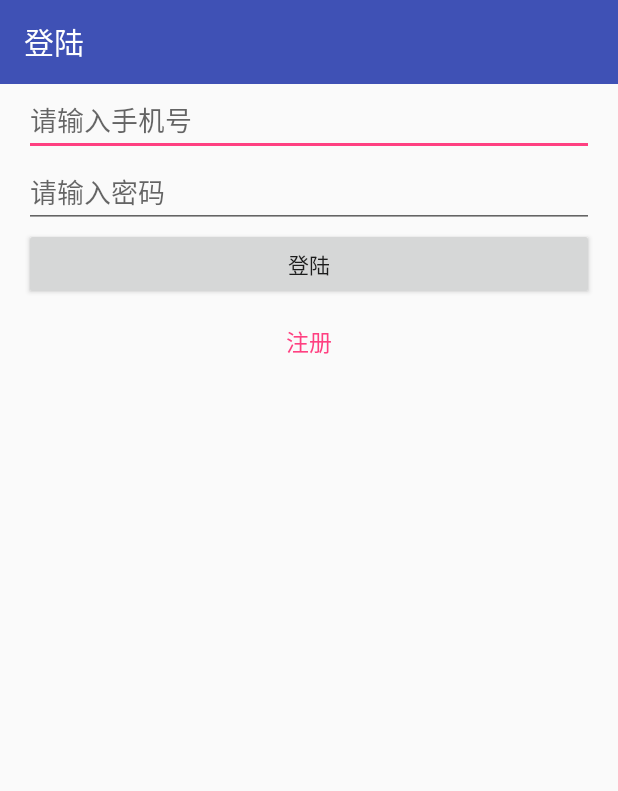
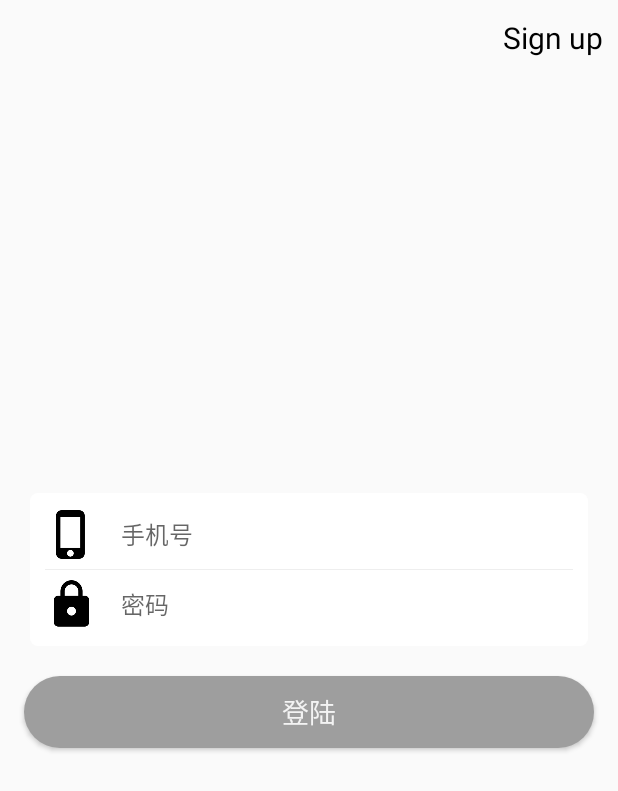
Before and after one commit to byx2000/PowerSignIn, an Android app: the screen it shows after launch (LoginActivity), on a phone screen of 412 x 824 dp. Shown: the top 791 px of the screen. Run offline under Robolectric (Android 15) with nearby library versions, the phone set to English and light mode, and no system bars; libraries missing offline, so code that uses them is left out: cn.bmob.v3; pictures from the network do not load; 1 statement that could not run was skipped.

Commit message:
update login activity UI

```diff
--- a/app/src/main/java/com/example/powersignin/LoginActivity.java
+++ b/app/src/main/java/com/example/powersignin/LoginActivity.java
@@ -39,7 +39,7 @@ public class LoginActivity extends BaseActivity implements View.OnClickListener
     @Override
     protected void initViews()
     {
-        mToolbar = (Toolbar)findViewById(R.id.toolbar_login_activity);
+        //mToolbar = (Toolbar)findViewById(R.id.toolbar_login_activity);
         mUsernameEditText = (EditText)findViewById(R.id.edit_username);
         mPasswordEditText = (EditText)findViewById(R.id.edit_password);
         mLoginButton = (Button)findViewById(R.id.btn_login);
@@ -56,8 +56,8 @@ public class LoginActivity extends BaseActivity implements View.OnClickListener
     @Override
     protected void initData()
     {
-        setSupportActionBar(mToolbar);
-        setToolbarTitle("登陆");
+        //setSupportActionBar(mToolbar);
+        //setToolbarTitle("登陆");
     }
 
     @Override
--- /dev/null
+++ b/app/src/main/res/drawable/button_normal.xml
@@ -0,0 +1,26 @@
+<layer-list xmlns:android="http://schemas.android.com/apk/res/android">
+
+    <item>
+        <shape android:shape="rectangle">
+
+            <solid
+                    android:color="#9e9e9e"/>
+
+            <corners android:radius="50dip"/>
+
+        </shape>
+    </item>
+
+    <item>
+        <shape android:shape="rectangle">
+
+            <corners android:radius="50dip"/>
+<!--
+            <stroke
+                    android:width="1dip"
+                    android:color="#ffffff" />
+-->
+        </shape>
+    </item>
+
+</layer-list>
--- /dev/null
+++ b/app/src/main/res/drawable/radius_bg.xml
@@ -0,0 +1,5 @@
+<shape xmlns:android="http://schemas.android.com/apk/res/android" >
+    <corners android:radius="5dip"/>
+    <solid android:color="#ffffff"/>
+
+</shape>
--- a/app/src/main/res/layout/activity_login.xml
+++ b/app/src/main/res/layout/activity_login.xml
@@ -1,11 +1,11 @@
 <?xml version="1.0" encoding="utf-8"?>
-<LinearLayout
+<RelativeLayout
         xmlns:android="http://schemas.android.com/apk/res/android"
         android:layout_width="match_parent"
         android:layout_height="match_parent"
         xmlns:app="http://schemas.android.com/apk/res-auto"
         android:orientation="vertical">
-
+<!--
     <android.support.v7.widget.Toolbar
             android:id="@+id/toolbar_login_activity"
             android:layout_width="match_parent"
@@ -14,36 +14,148 @@
             android:theme="@style/ThemeOverlay.AppCompat.Dark.ActionBar"
             app:popupTheme="@style/ThemeOverlay.AppCompat.Light"
             app:layout_scrollFlags="scroll|enterAlways|snap" />
+      -->
+<!--
+    <LinearLayout
+            android:layout_width="match_parent"
+            android:layout_height="wrap_content"
+            android:layout_margin="20dip"
+            android:padding="10dip"
+            android:background="@drawable/radius_bg"
+            android:orientation="vertical">
 
         <EditText
                 android:layout_width="match_parent"
                 android:layout_height="wrap_content"
-            android:inputType="textPersonName"
-            android:ems="10"
+                android:inputType="text"
                 android:id="@+id/edit_username"
-            android:hint="请输入手机号"
-            android:layout_marginLeft="16dp"
-            android:layout_marginRight="16dp"/>
+                android:hint="手机号"
+                android:background="#00000000"/>
+
+        <View
+                android:layout_width="match_parent"
+                android:layout_height="1px"
+                android:layout_marginBottom="5dip"
+                android:layout_marginTop="5dip"
+                android:background="#eeeeee" />
 
         <EditText
                 android:layout_width="match_parent"
                 android:layout_height="wrap_content"
                 android:inputType="textPassword"
-            android:ems="10"
                 android:id="@+id/edit_password"
-            android:hint="请输入密码"
-            android:layout_marginLeft="16dp"
-            android:layout_marginRight="16dp"/>
+                android:hint="密码"
+                android:background="#00000000"/>
+
+    </LinearLayout>
+-->
+
+    <RelativeLayout xmlns:android="http://schemas.android.com/apk/res/android"
+                    android:id="@+id/title"
+                    android:layout_width="match_parent"
+                    android:layout_height="50dip"
+                    android:gravity="center_vertical"
+                    android:padding="10dip" >
+
+        <TextView
+                android:id="@+id/text_signup"
+                android:layout_width="wrap_content"
+                android:layout_height="wrap_content"
+                android:textColor="#000000"
+                android:layout_alignParentRight="true"
+                android:layout_centerVertical="true"
+                android:textSize="20sp"
+                android:text="Sign up"
+        />
+    </RelativeLayout>
+
+    <RelativeLayout
+            android:layout_width="match_parent"
+            android:layout_height="wrap_content"
+            android:layout_centerInParent="true">
+
+        <LinearLayout
+                android:id="@+id/input"
+                android:layout_width="match_parent"
+                android:layout_height="wrap_content"
+                android:layout_margin="20dip"
+                android:background="@drawable/radius_bg"
+                android:orientation="vertical"
+                android:padding="10dip">
+
+            <LinearLayout
+                    android:id="@+id/input_layout_name"
+                    android:layout_width="match_parent"
+                    android:layout_height="wrap_content"
+                    android:gravity="center_vertical"
+                    android:orientation="horizontal" >
+
+                <ImageView
+                        android:layout_width="35dip"
+                        android:layout_height="35dip"
+                        android:src="@drawable/phone"/>
+
+                <EditText
+                        android:id="@+id/edit_username"
+                        android:layout_width="match_parent"
+                        android:layout_height="wrap_content"
+                        android:inputType="phone"
+                        android:layout_marginLeft="10dip"
+                        android:background="#00000000"
+                        android:hint="手机号"
+                        android:padding="5dip"
+                        android:textSize="16sp"/>
+            </LinearLayout>
+
+            <View
+                    android:layout_width="match_parent"
+                    android:layout_height="1px"
+                    android:layout_marginBottom="5dip"
+                    android:layout_marginTop="5dip"
+                    android:background="#eeeeee" />
+
+            <LinearLayout
+                    android:id="@+id/input_layout_psw"
+                    android:layout_width="match_parent"
+                    android:layout_height="wrap_content"
+                    android:gravity="center_vertical"
+                    android:orientation="horizontal" >
+
+                <ImageView
+                        android:layout_width="35dip"
+                        android:layout_height="35dip"
+                        android:src="@drawable/password"/>
+
+                <EditText
+                        android:id="@+id/edit_password"
+                        android:layout_width="match_parent"
+                        android:layout_height="wrap_content"
+                        android:layout_marginLeft="10dip"
+                        android:background="#00000000"
+                        android:hint="密码"
+                        android:inputType="textPassword"
+                        android:padding="5dip"
+                        android:textSize="16sp"
+                        android:layout_below="@+id/input_layout"/>
+
+            </LinearLayout>
+        </LinearLayout>
 
         <Button
+                android:layout_below="@id/input"
                 android:id="@+id/btn_login"
                 android:layout_width="match_parent"
                 android:layout_height="wrap_content"
                 android:text="登陆"
+                style="@style/CustomButton"
                 android:layout_marginLeft="16dp"
                 android:layout_marginRight="16dp"
                 android:layout_marginBottom="16dp"/>
 
+    </RelativeLayout>
+
+
+<!--
     <TextView
             android:id="@+id/text_signup"
             android:layout_width="wrap_content"
@@ -53,5 +165,5 @@
             android:layout_gravity="center"
             android:text="注册"
             android:textColor="@color/colorAccent"/>
-
-</LinearLayout>
+-->
+</RelativeLayout>
--- a/app/src/main/res/values/colors.xml
+++ b/app/src/main/res/values/colors.xml
@@ -3,4 +3,6 @@
     <color name="colorPrimary">#3F51B5</color>
     <color name="colorPrimaryDark">#303F9F</color>
     <color name="colorAccent">#FF4081</color>
+
+    <color name="colorBackground">#7adfb8</color>
 </resources>
--- a/app/src/main/res/values/styles.xml
+++ b/app/src/main/res/values/styles.xml
@@ -14,4 +14,20 @@
     <style name="AppTheme.AppBarOverlay" parent="ThemeOverlay.AppCompat.Dark.ActionBar"/>
     <style name="AppTheme.PopupOverlay" parent="ThemeOverlay.AppCompat.Light"/>
 
+    <!-- 自定义按钮样式 -->
+    <style name="CustomButton" parent="android:style/Widget.Holo.Button">
+        <item name="android:background">@drawable/button_normal</item>
+        <item name="android:layout_marginLeft">20dp</item>
+        <item name="android:layout_marginRight">20dp</item>
+    </style>
+
+    <!-- 自定义编辑框样式 -->
+    <style name="CustomEditText" parent="android:style/Widget.Holo.EditText">
+        <item name="android:background">#00000000</item>
+        <item name="android:layout_marginLeft">20dp</item>
+        <item name="android:layout_marginRight">20dp</item>
+        <item name="android:padding">5dip</item>
+        <item name="android:textSize">16sp</item>
+    </style>
+
 </resources>
```
Also changed, not shown: app/src/main/res/drawable/login_bg.jpg (added), app/src/main/res/drawable/nick.png (added), app/src/main/res/drawable/password.png (added), app/src/main/res/drawable/phone.png (added), app/src/main/res/drawable/take_photo.png (added). Lines whose indentation alone changed are shown as unchanged.
